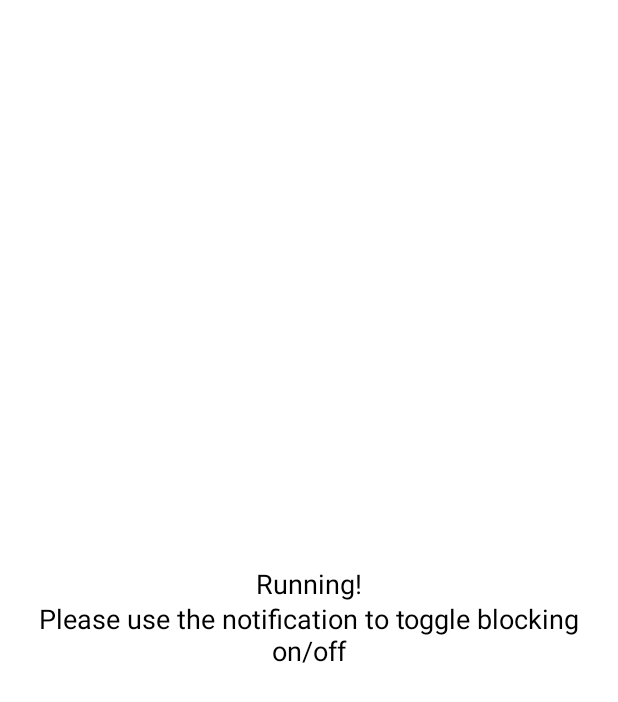
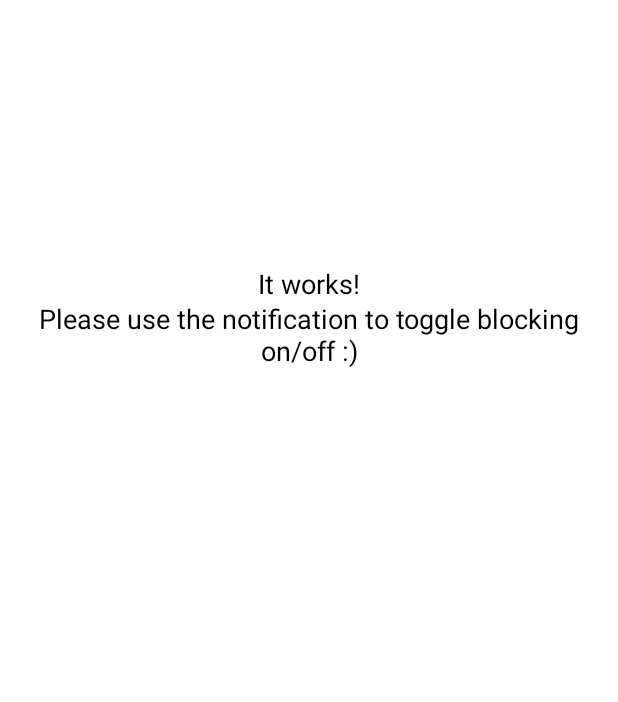
Before and after one commit to gabrielfeo/TouchBlocker, an Android app built with Jetpack Compose: the @Preview function ManageScreenServiceRunning, on a phone screen of 412 x 824 dp. Shown: the top 702 px of the screen. Run offline under Robolectric (Android 15) with nearby library versions, the phone set to English and light mode, and no system bars.

Commit message:
Offset RunningStatusText to improve readability

```diff
--- a/app/src/main/java/com/gabrielfeo/touchblocker/ui/ManageScreen.kt
+++ b/app/src/main/java/com/gabrielfeo/touchblocker/ui/ManageScreen.kt
@@ -1,8 +1,11 @@
 package com.gabrielfeo.touchblocker.ui
 
+import androidx.compose.animation.core.animateDpAsState
+import androidx.compose.animation.core.tween
 import androidx.compose.foundation.layout.*
 import androidx.compose.material.*
 import androidx.compose.runtime.Composable
+import androidx.compose.runtime.getValue
 import androidx.compose.ui.Alignment
 import androidx.compose.ui.Modifier
 import androidx.compose.ui.graphics.Color
@@ -10,6 +13,7 @@ import androidx.compose.ui.text.style.TextAlign
 import androidx.compose.ui.tooling.preview.Preview
 import androidx.compose.ui.unit.dp
 import androidx.compose.ui.unit.sp
+import kotlinx.coroutines.delay
 
 @Composable
 fun ManageScreen(
@@ -20,13 +24,15 @@ fun ManageScreen(
 ) {
     Scaffold {
         Column(
-            modifier = Modifier.padding(24.dp).fillMaxSize(),
+            modifier = Modifier
+                .padding(24.dp)
+                .fillMaxSize(),
             verticalArrangement = Arrangement.Center,
             horizontalAlignment = Alignment.CenterHorizontally,
         ) {
             if (canBlock) {
                 if (serviceRunning) {
-                    RunningStatusText()
+                    RunningStatusText(modifier = Modifier.offset(y = (-200).dp))
                 } else {
                     StartBlockingButton(onStartBlockingClick)
                 }
@@ -64,10 +70,15 @@ private fun StartBlockingButton(onStartBlockingClick: () -> Unit) {
 }
 
 @Composable
-private fun RunningStatusText() {
-    StatusTextParagraph("Running!")
-    Spacer(modifier = Modifier.size(2.dp))
-    StatusTextParagraph("Please use the notification to toggle blocking on/off")
+private fun RunningStatusText(modifier: Modifier = Modifier) {
+    Column(
+        modifier,
+        horizontalAlignment = Alignment.CenterHorizontally,
+    ) {
+        StatusTextParagraph("It works!")
+        Spacer(modifier = Modifier.size(2.dp))
+        StatusTextParagraph("Please use the notification to toggle blocking on/off :)")
+    }
 }
 
 @Composable
```
